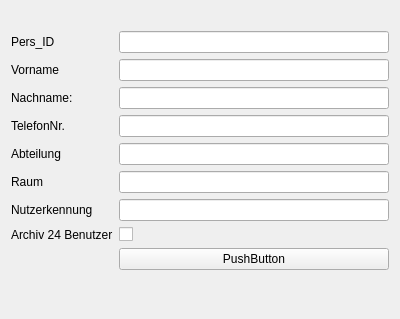
Before: the Qt Designer form ui_pcdaten/setuser.ui in EnjoyFitness92/Projekt_PCDaten, drawn with Qt 5.
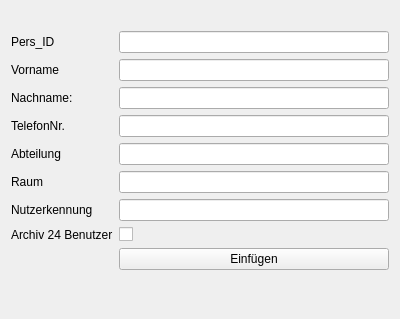
After: the same form once the commit is applied.

Diff of the .ui file:
```diff
--- a/ui_pcdaten/setuser.ui
+++ b/ui_pcdaten/setuser.ui
@@ -53,7 +53,7 @@
    <item row="11" column="1">
     <widget class="QPushButton" name="pushButton">
      <property name="text">
-      <string>PushButton</string>
+      <string>Einfügen</string>
      </property>
     </widget>
    </item>
```
Left out of the diff: 21 changed lines with no effect on the pictures.
